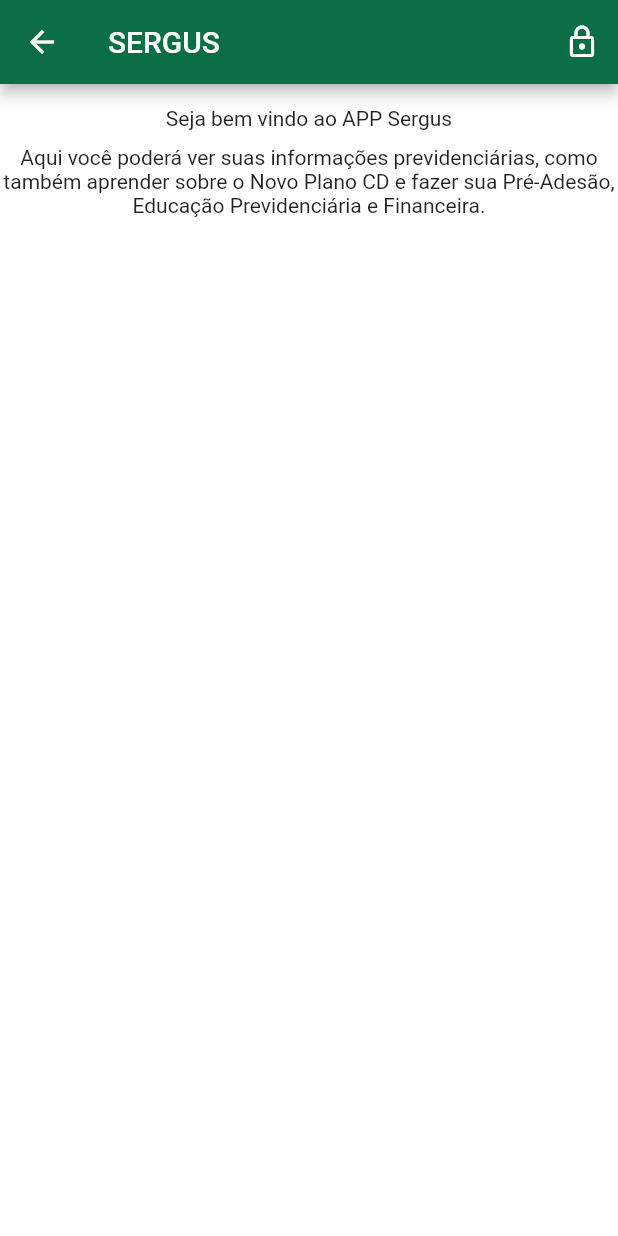
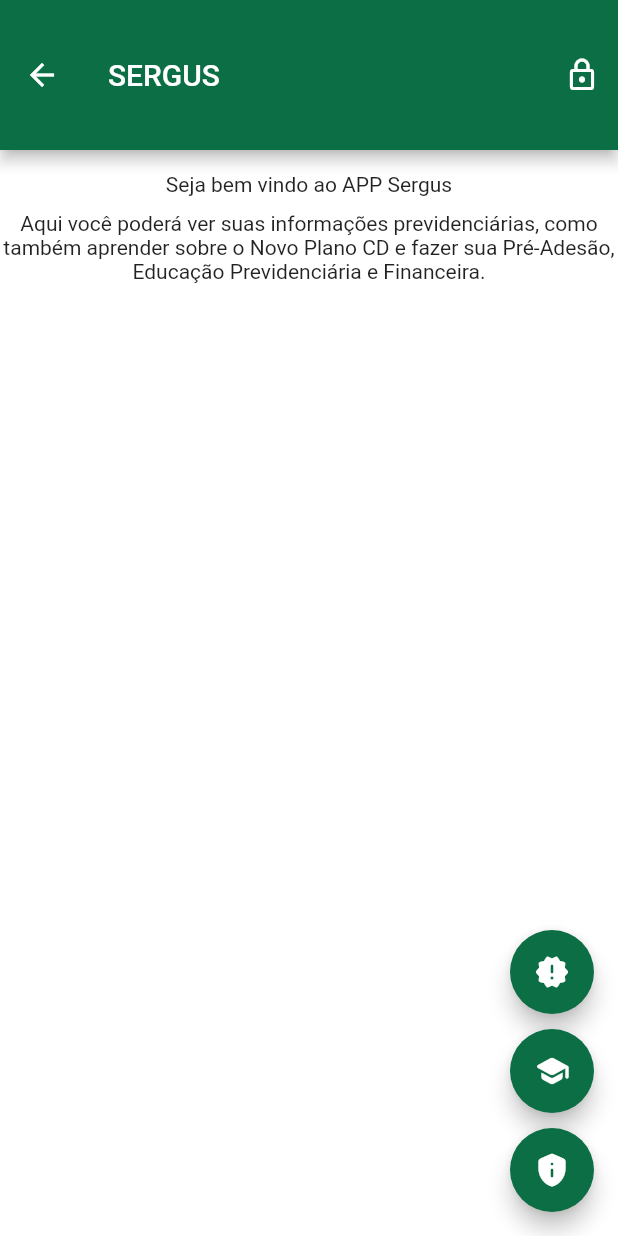
Before and after one commit to victorbnunesdev/sergus, a Flutter app: the AboutView screen opened by its route, on a phone screen of 412 x 824 dp. Run offline on Flutter 3.47's test engine with Material 2 defaults, Android fonts, the phone set to English and light mode, and no system bars.

Commit message:
Adicionando componentes para seções e botões da tela Sobre o Sergus

```diff
--- a/sergusapp/lib/app/app_widget.dart
+++ b/sergusapp/lib/app/app_widget.dart
@@ -24,7 +24,7 @@
               '/': (context) => WelcomeView(),
               '/home': (context) => HomePage(),
               '/sobre': (context) => SobreView(),
-              '/about': (context) => AboutView(),
+              '/about': (context) => AboutView(section: Section.init),
             },
           );
         });
--- /dev/null
+++ b/sergusapp/lib/app/components/about_buttons.dart
@@ -0,0 +1,76 @@
+import 'package:flutter/material.dart';
+import 'package:sergusapp/app/views/about_view.dart';
+import 'package:sergusapp/constants.dart';
+
+class AboutButtons extends StatelessWidget {
+  @override
+  Widget build(BuildContext context) {
+    return Column(
+      mainAxisAlignment: MainAxisAlignment.end,
+      children: <Widget>[
+        ultimasNoticias(context),
+        SizedBox(height: 10),
+        sergusEducacao(context),
+        SizedBox(height: 10),
+        politicaDePrivacidade(context),
+      ],
+    );
+  }
+}
+
+Widget ultimasNoticias(BuildContext context) {
+  return new Container(
+    child: FloatingActionButton(
+      heroTag: null,
+      backgroundColor: kPrimaryColor,
+      onPressed: () {
+        Navigator.pushReplacement(
+          context,
+          MaterialPageRoute(
+            builder: (context) => AboutView(section: Section.latest_news),
+          ),
+        );
+      },
+      tooltip: 'Últimas Notícias',
+      child: Icon(Icons.new_releases_rounded),
+    ),
+  );
+}
+
+Widget sergusEducacao(BuildContext context) {
+  return new Container(
+    child: FloatingActionButton(
+      heroTag: null,
+      backgroundColor: kPrimaryColor,
+      onPressed: () {
+        Navigator.pushReplacement(
+          context,
+          MaterialPageRoute(
+            builder: (context) => AboutView(section: Section.sergus_education),
+          ),
+        );
+      },
+      tooltip: 'Sergus Educação',
+      child: Icon(Icons.school_rounded),
+    ),
+  );
+}
+
+Widget politicaDePrivacidade(BuildContext context) {
+  return new Container(
+    child: FloatingActionButton(
+      heroTag: null,
+      backgroundColor: kPrimaryColor,
+      onPressed: () {
+        Navigator.pushReplacement(
+          context,
+          MaterialPageRoute(
+            builder: (context) => AboutView(section: Section.privacy_policy),
+          ),
+        );
+      },
+      tooltip: 'Política de Privacidade',
+      child: Icon(Icons.privacy_tip_rounded),
+    ),
+  );
+}
--- /dev/null
+++ b/sergusapp/lib/app/components/about_init_section.dart
@@ -0,0 +1,21 @@
+import 'package:flutter/material.dart';
+
+class AboutInitSection extends StatelessWidget {
+  @override
+  Widget build(BuildContext context) {
+    return Column(
+      children: [
+        SizedBox(height: 15),
+        Center(
+          child: Text('Seja bem vindo ao APP Sergus'),
+        ),
+        SizedBox(height: 10),
+        Center(
+          child: Text(
+              'Aqui você poderá ver suas informações previdenciárias, como também aprender sobre o Novo Plano CD e fazer sua Pré-Adesão, Educação Previdenciária e Financeira.',
+              textAlign: TextAlign.center),
+        ),
+      ],
+    );
+  }
+}
--- a/sergusapp/lib/app/views/about_view.dart
+++ b/sergusapp/lib/app/views/about_view.dart
@@ -1,10 +1,21 @@
 import 'package:flutter/material.dart';
+import 'package:sergusapp/app/components/about_buttons.dart';
+import 'package:sergusapp/app/components/about_init_section.dart';
+import 'package:sergusapp/app/components/latest_news_section.dart';
+import 'package:sergusapp/app/components/privacy_policy_section.dart';
+import 'package:sergusapp/app/components/sergus_education_section.dart';
+import 'package:sergusapp/constants.dart';
 
 class AboutView extends StatelessWidget {
+  final Section section;
+
+  const AboutView({Key key, @required this.section}) : super(key: key);
+
   @override
   Widget build(BuildContext context) {
     return Scaffold(
       appBar: AppBar(
+        toolbarHeight: appBarToolbarHeight,
         title: Text('SERGUS'),
         actions: [
           IconButton(
@@ -16,20 +27,24 @@
           ),
         ],
       ),
-      body: Column(
-        children: [
-          SizedBox(height: 15),
-          Center(
-            child: Text('Seja bem vindo ao APP Sergus'),
-          ),
-          SizedBox(height: 10),
-          Center(
-            child: Text(
-                'Aqui você poderá ver suas informações previdenciárias, como também aprender sobre o Novo Plano CD e fazer sua Pré-Adesão, Educação Previdenciária e Financeira.',
-                textAlign: TextAlign.center),
-          ),
-        ],
-      ),
+      body: preencherSessaoInterna(section),
+      floatingActionButton: AboutButtons(),
     );
   }
 }
+
+enum Section { init, privacy_policy, sergus_education, latest_news }
+
+preencherSessaoInterna(Section section) {
+  switch (section) {
+    case Section.latest_news:
+      return LatestNewsSection();
+    case Section.privacy_policy:
+      return PrivacyPolicySection();
+    case Section.sergus_education:
+      return SergusEducationSection();
+    case Section.init:
+    default:
+      return AboutInitSection();
+  }
+}
--- a/sergusapp/lib/constants.dart
+++ b/sergusapp/lib/constants.dart
@@ -2,3 +2,4 @@
 
 const kPrimaryColor = Color(0xFF0B6E45);
 const kPrimarylIGHTColor = Color(0xFFF1E6FF);
+const double appBarToolbarHeight = 100;
```
Also changed, not shown: sergusapp/lib/app/components/latest_news_section.dart (added, +24 -0 lines), sergusapp/lib/app/components/privacy_policy_section.dart (added, +24 -0 lines), sergusapp/lib/app/components/sergus_education_section.dart (added, +24 -0 lines).
